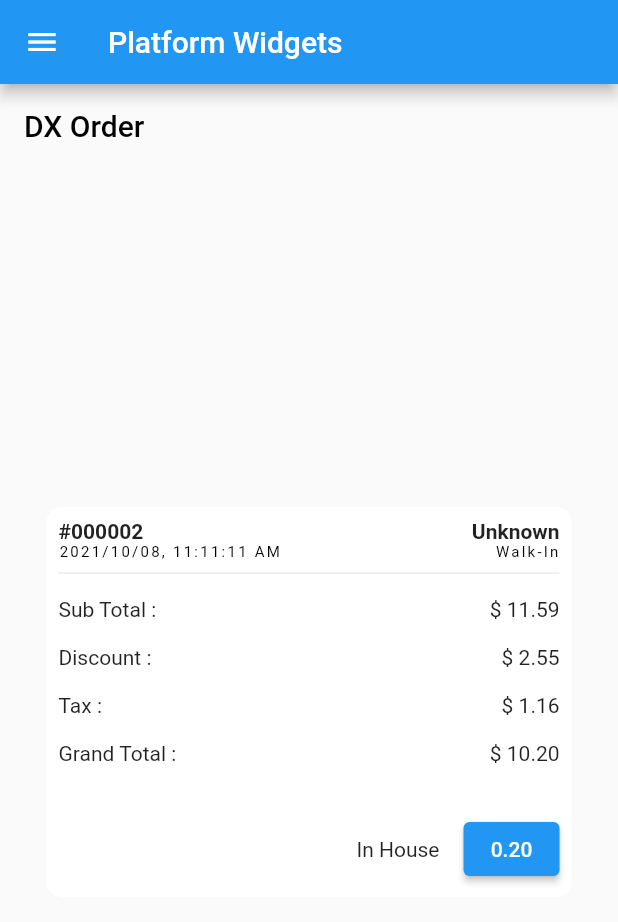
After one commit to DalangLy/pos_platform_widgets, a Flutter app: the DXOrderPage screen opened by its route, on a phone screen of 412 x 824 dp. The commit adds this screen. Shown: the top 922 px of the screen. Run offline on Flutter 3.47's test engine with Material 2 defaults, Android fonts, the light colour scheme and no system bars; our stand-ins replace auto_route.

Commit message:
new widget

```diff
--- a/lib/home_page.dart
+++ b/lib/home_page.dart
@@ -39,6 +39,12 @@
               title: const Text('DX Tab'),
               onTap: (){
                 AutoRouter.of(context).pushNamed('dx-tab');
+              },
+            ),
+            ListTile(
+              title: const Text('DX Order'),
+              onTap: (){
+                AutoRouter.of(context).pushNamed('dx-order');
               },
             ),
             ListTile(
--- a/lib/routes/router.dart
+++ b/lib/routes/router.dart
@@ -7,6 +7,7 @@
 import 'package:post_platform_widgets/screens/dx_loading_dialog_page.dart';
 import 'package:post_platform_widgets/screens/dx_modifier_level_page.dart';
 import 'package:post_platform_widgets/screens/dx_modifier_page.dart';
+import 'package:post_platform_widgets/screens/dx_order_page.dart';
 import 'package:post_platform_widgets/screens/dx_select_choice_page.dart';
 import 'package:post_platform_widgets/screens/dx_tab_page.dart';
 import 'package:post_platform_widgets/screens/dx_table_order_page.dart';
@@ -81,6 +82,10 @@
           path: 'dx-container',
           page: DXContainerPage,
         ),
+        AutoRoute(
+          path: 'dx-order',
+          page: DXOrderPage,
+        ),
       ],
     ),
   ],
--- /dev/null
+++ b/lib/screens/dx_order_page.dart
@@ -0,0 +1,59 @@
+import 'package:flutter/material.dart';
+import 'package:post_platform_widgets/widgets/dxorder.widget.dart';
+
+class DXOrderPage extends StatelessWidget {
+  const DXOrderPage({Key? key}) : super(key: key);
+
+  @override
+  Widget build(BuildContext context) {
+    return Scaffold(
+      appBar: AppBar(
+        backgroundColor: Colors.transparent,
+        elevation: 0,
+        title: const Text(
+          'DX Order',
+          style: TextStyle(
+            color: Colors.black,
+          ),
+        ),
+        iconTheme: const IconThemeData(
+          color: Colors.black,
+        ),
+      ),
+      body: SafeArea(
+        child: Center(
+          child: SizedBox(
+            width: 350,
+            height: 260,
+            child: DXOrder(
+              leadingTitle: const Text('#000002', style: TextStyle(fontWeight: FontWeight.bold),),
+              leadingSub: Text('2021/10/08, 11:11:11 AM', style: Theme.of(context).textTheme.labelSmall,),
+              trailTitle: const Text('Unknown', style: TextStyle(fontWeight: FontWeight.bold),),
+              trailSub: Text('Walk-In', style: Theme.of(context).textTheme.labelSmall,),
+              transactions: <Widget>[
+                _buildSampleTransaction('Sub Total :', '\$ 11.59'),
+                _buildSampleTransaction('Discount :', '\$ 2.55'),
+                _buildSampleTransaction('Tax :', '\$ 1.16'),
+                _buildSampleTransaction('Grand Total :', '\$ 10.20'),
+              ],
+              actions: <Widget>[
+                const Text('In House'),
+                ElevatedButton(onPressed: (){}, child: const Text('0.20'),),
+              ],
+            ),
+          ),
+        ),
+      ),
+    );
+  }
+
+  Widget _buildSampleTransaction(String title, String price,){
+    return Row(
+      mainAxisAlignment: MainAxisAlignment.spaceBetween,
+      children: [
+        Text(title,),
+        Text(price),
+      ],
+    );
+  }
+}
--- /dev/null
+++ b/lib/widgets/dxorder.widget.dart
@@ -0,0 +1,84 @@
+import 'package:flutter/material.dart';
+
+class DXOrder extends StatelessWidget {
+  final Widget leadingTitle;
+  final Widget leadingSub;
+  final Widget trailTitle;
+  final Widget trailSub;
+  final List<Widget> transactions;
+  final List<Widget> actions;
+  const DXOrder({Key? key, required this.leadingTitle, required this.leadingSub, required this.trailTitle, required this.trailSub, required this.transactions, required this.actions,}) : super(key: key);
+
+  @override
+  Widget build(BuildContext context) {
+    return Container(
+      decoration: BoxDecoration(
+        color: Colors.white,
+        borderRadius: BorderRadius.circular(10.0,),
+      ),
+      child: Padding(
+        padding: const EdgeInsets.all(8.0,),
+        child: Column(
+          children: [
+            _buildHeader(),
+            const Divider(),
+            Expanded(
+              child: Column(
+                children: transactions.map<Widget>((transaction) {
+                  return Padding(padding: const EdgeInsets.symmetric(vertical: 8.0), child: transaction,);
+                }).toList(),
+              ),
+            ),
+            _buildActions(),
+          ],
+        ),
+      ),
+    );
+  }
+
+  Widget _buildActions(){
+    return Row(
+      mainAxisAlignment: MainAxisAlignment.end,
+      children: actions.map<Widget>((action) {
+        final int currentIndex = actions.indexOf(action);
+        final bool lastIndex = currentIndex >= (actions.length-1);
+        if(currentIndex == 0){
+          return Padding(padding: const EdgeInsets.only(right: 8.0), child: action,);
+        }
+        else if(lastIndex){
+          return Padding(padding: const EdgeInsets.only(left: 8.0), child: action,);
+        }
+        else{
+          return Padding(padding: const EdgeInsets.symmetric(horizontal: 8.0), child: action,);
+        }
+      }).toList(),
+    );
+  }
+
+  Widget _buildHeader(){
+    return Row(
+      mainAxisAlignment: MainAxisAlignment.spaceBetween,
+      crossAxisAlignment: CrossAxisAlignment.start,
+      children: [
+        Expanded(
+          child: Column(
+            crossAxisAlignment: CrossAxisAlignment.start,
+            children: [
+              leadingTitle,
+              leadingSub,
+            ],
+          ),
+        ),
+        Expanded(
+          child: Column(
+            crossAxisAlignment: CrossAxisAlignment.end,
+            children: [
+              trailTitle,
+              trailSub,
+            ],
+          ),
+        ),
+      ],
+    );
+  }
+}
--- a/lib/widgets/dxtransfer.item.widget.dart
+++ b/lib/widgets/dxtransfer.item.widget.dart
@@ -43,9 +43,7 @@
   }
 
   Widget _buildActions(){
-    return Padding(
-      padding: const EdgeInsets.symmetric(vertical: 10.0),
-      child: SizedBox(
+    return SizedBox(
       height: 40.0,
       child: Row(
         mainAxisAlignment: MainAxisAlignment.end,
@@ -63,7 +61,6 @@
           }
         }).toList(),
       ),
-      ),
     );
   }
 }
```
Also changed, not shown: lib/routes/router.gr.dart. Lines whose indentation alone changed are shown as unchanged.
